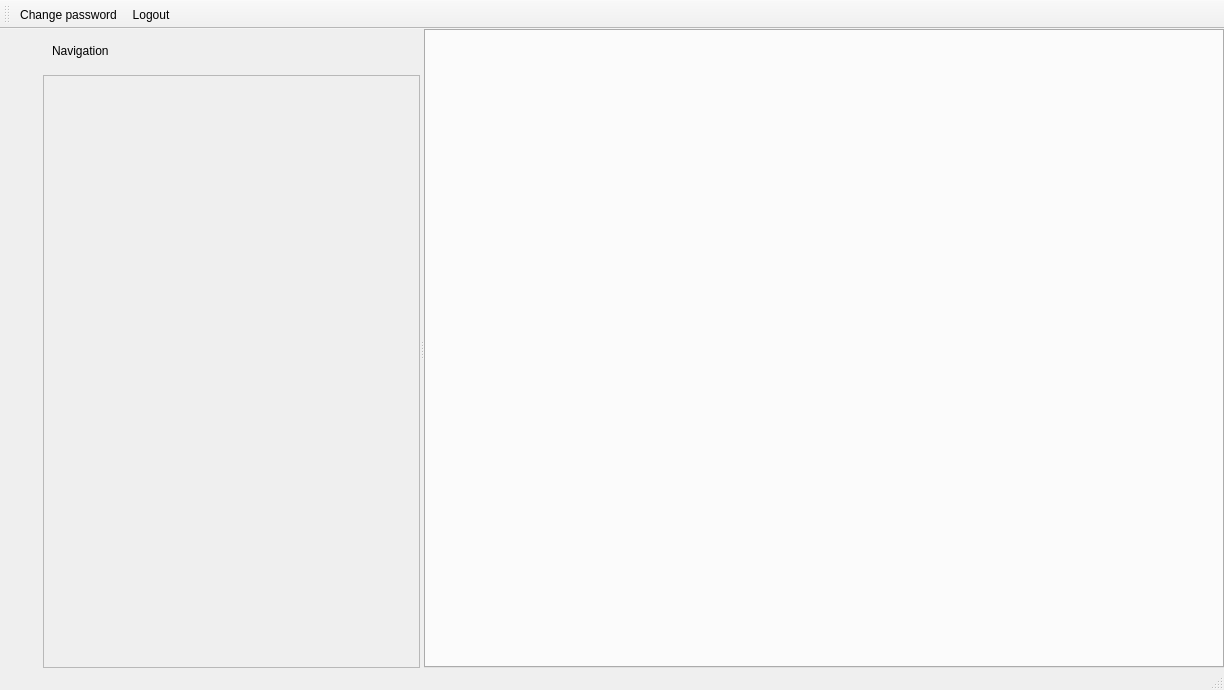
First picture: the form in Forms/c5mainwindow.ui, repository End1-1/Cafe5, before the edit.
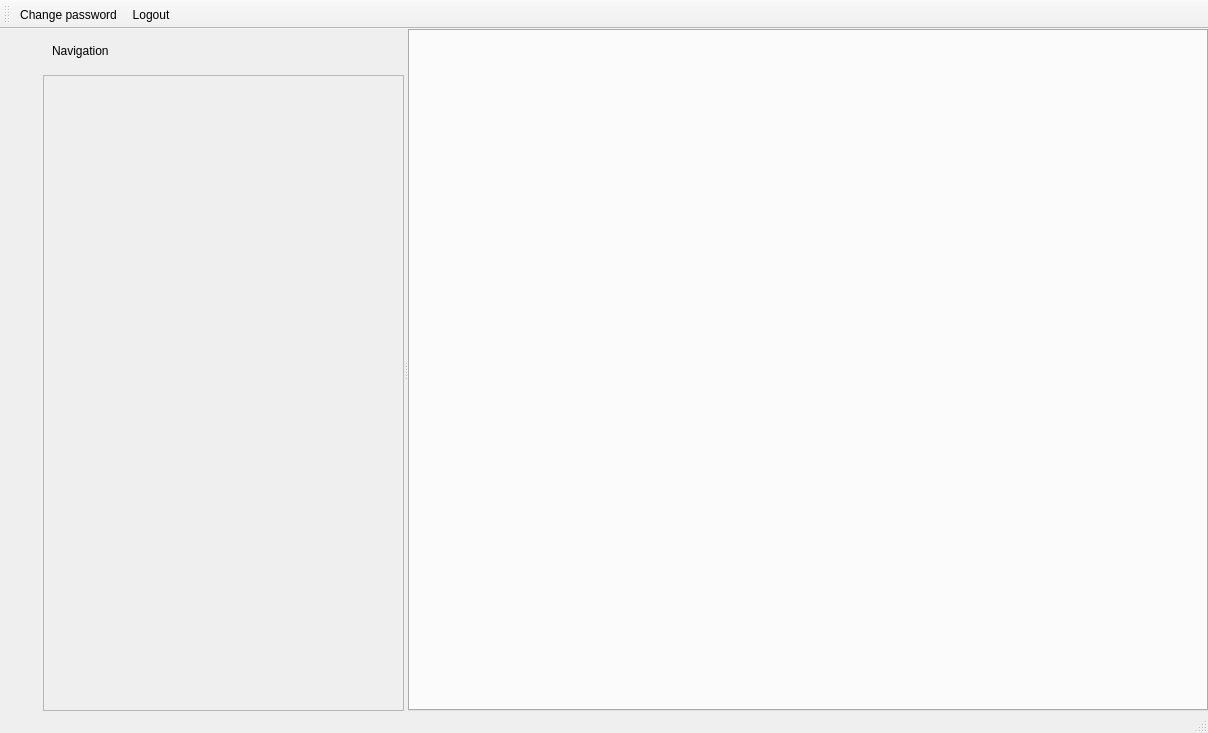
Second picture: the form after the edit. Icons and pictures are not drawn.

```diff
--- a/Forms/c5mainwindow.ui
+++ b/Forms/c5mainwindow.ui
@@ -6,15 +6,27 @@
    <rect>
     <x>0</x>
     <y>0</y>
-    <width>1224</width>
-    <height>690</height>
+    <width>1208</width>
+    <height>733</height>
    </rect>
   </property>
   <property name="windowTitle">
    <string>Storehouse</string>
   </property>
   <widget class="QWidget" name="centralWidget">
-   <layout class="QGridLayout" name="gridLayout">
+   <property name="sizePolicy">
+    <sizepolicy hsizetype="Preferred" vsizetype="Expanding">
+     <horstretch>0</horstretch>
+     <verstretch>0</verstretch>
+    </sizepolicy>
+   </property>
+   <layout class="QFormLayout" name="formLayout">
+    <property name="horizontalSpacing">
+     <number>1</number>
+    </property>
+    <property name="verticalSpacing">
+     <number>1</number>
+    </property>
     <property name="leftMargin">
      <number>0</number>
     </property>
@@ -27,10 +39,67 @@
     <property name="bottomMargin">
      <number>0</number>
     </property>
-    <property name="spacing">
-     <number>1</number>
-    </property>
-    <item row="2" column="1">
+    <item row="0" column="0">
+     <widget class="QWidget" name="wshowmenu" native="true">
+      <layout class="QVBoxLayout" name="verticalLayout">
+       <property name="spacing">
+        <number>1</number>
+       </property>
+       <property name="leftMargin">
+        <number>0</number>
+       </property>
+       <property name="topMargin">
+        <number>0</number>
+       </property>
+       <property name="rightMargin">
+        <number>0</number>
+       </property>
+       <property name="bottomMargin">
+        <number>0</number>
+       </property>
+       <item>
+        <widget class="QPushButton" name="btnShowMenu">
+         <property name="sizePolicy">
+          <sizepolicy hsizetype="Minimum" vsizetype="Minimum">
+           <horstretch>0</horstretch>
+           <verstretch>0</verstretch>
+          </sizepolicy>
+         </property>
+         <property name="maximumSize">
+          <size>
+           <width>16777215</width>
+           <height>16777215</height>
+          </size>
+         </property>
+         <property name="text">
+          <string/>
+         </property>
+         <property name="icon">
+          <iconset resource="../resources/res.qrc">
+           <normaloff>:/pin.png</normaloff>:/pin.png</iconset>
+         </property>
+         <property name="flat">
+          <bool>true</bool>
+         </property>
+        </widget>
+       </item>
+       <item>
+        <spacer name="verticalSpacer">
+         <property name="orientation">
+          <enum>Qt::Vertical</enum>
+         </property>
+         <property name="sizeHint" stdset="0">
+          <size>
+           <width>20</width>
+           <height>581</height>
+          </size>
+         </property>
+        </spacer>
+       </item>
+      </layout>
+     </widget>
+    </item>
+    <item row="0" column="1">
      <widget class="QWidget" name="widget" native="true">
       <layout class="QHBoxLayout" name="horizontalLayout">
        <property name="spacing">
@@ -98,8 +167,8 @@
                <rect>
                 <x>0</x>
                 <y>0</y>
-                <width>387</width>
-                <height>563</height>
+                <width>371</width>
+                <height>606</height>
                </rect>
               </property>
               <layout class="QVBoxLayout" name="verticalLayout_4">
@@ -204,66 +273,6 @@
       </layout>
      </widget>
     </item>
-    <item row="2" column="0">
-     <widget class="QWidget" name="wshowmenu" native="true">
-      <layout class="QVBoxLayout" name="verticalLayout">
-       <property name="spacing">
-        <number>1</number>
-       </property>
-       <property name="leftMargin">
-        <number>0</number>
-       </property>
-       <property name="topMargin">
-        <number>0</number>
-       </property>
-       <property name="rightMargin">
-        <number>0</number>
-       </property>
-       <property name="bottomMargin">
-        <number>0</number>
-       </property>
-       <item>
-        <widget class="QPushButton" name="btnShowMenu">
-         <property name="sizePolicy">
-          <sizepolicy hsizetype="Minimum" vsizetype="Minimum">
-           <horstretch>0</horstretch>
-           <verstretch>0</verstretch>
-          </sizepolicy>
-         </property>
-         <property name="maximumSize">
-          <size>
-           <width>16777215</width>
-           <height>16777215</height>
-          </size>
-         </property>
-         <property name="text">
-          <string/>
-         </property>
-         <property name="icon">
-          <iconset resource="../resources/res.qrc">
-           <normaloff>:/pin.png</normaloff>:/pin.png</iconset>
-         </property>
-         <property name="flat">
-          <bool>true</bool>
-         </property>
-        </widget>
-       </item>
-       <item>
-        <spacer name="verticalSpacer">
-         <property name="orientation">
-          <enum>Qt::Vertical</enum>
-         </property>
-         <property name="sizeHint" stdset="0">
-          <size>
-           <width>20</width>
-           <height>581</height>
-          </size>
-         </property>
-        </spacer>
-       </item>
-      </layout>
-     </widget>
-    </item>
    </layout>
   </widget>
   <widget class="QToolBar" name="mainToolBar">
```
